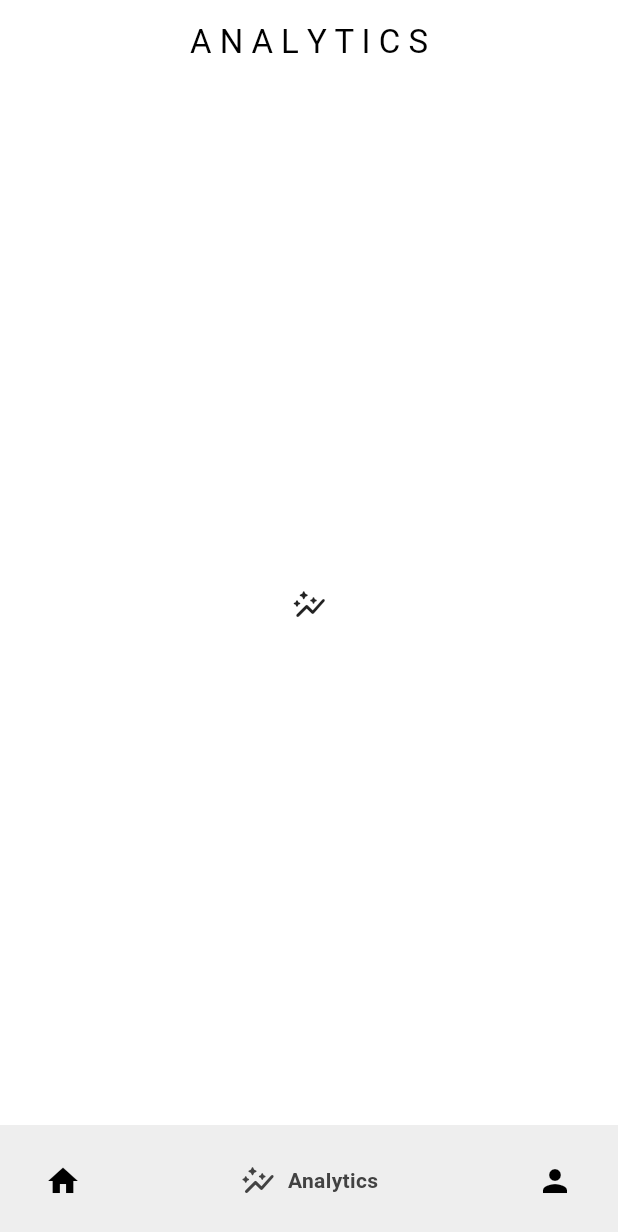
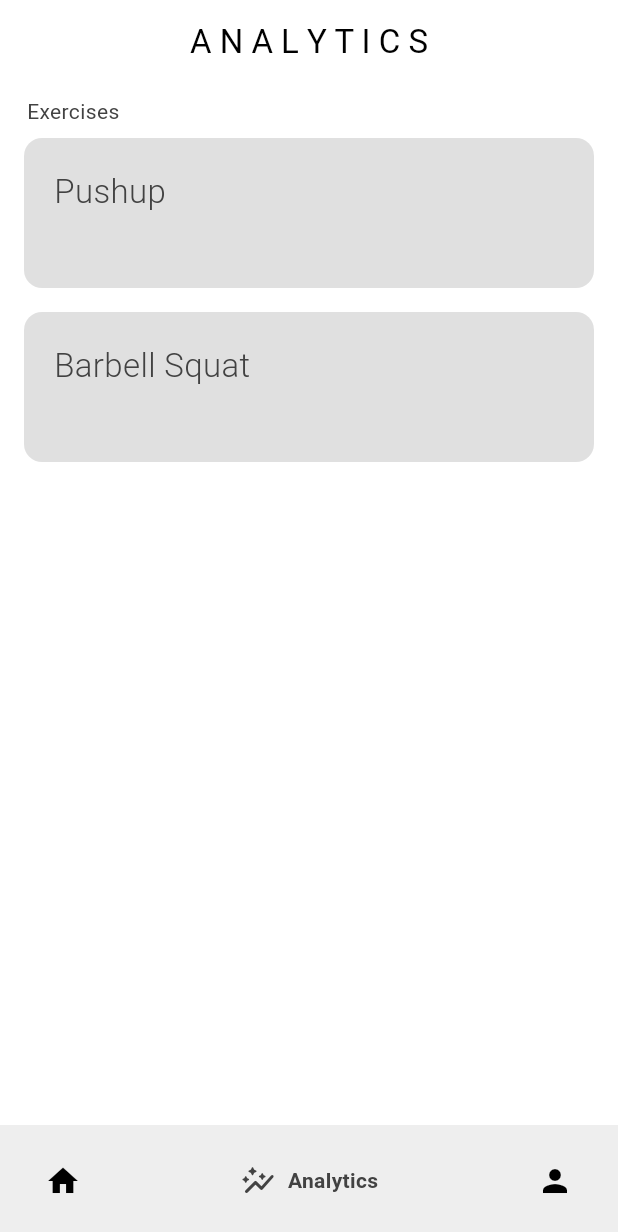
Before and after one commit to brandonxu360/simpleset_app, a Flutter app: the screen it shows after launch, item 2 of the bottom bar chosen, on a phone screen of 412 x 824 dp. Shown: the top 1232 px of the screen. Run offline on Flutter 3.47's test engine with Material 3 defaults, Android fonts, the phone set to English and light mode, and no system bars; drawn by our look-alikes of google_nav_bar.

Commit message:
started on analytics screen and reconfigured recent workouts listview to be horizontal scroll

```diff
--- /dev/null
+++ b/lib/components/exercise_analytic_tile.dart
@@ -0,0 +1,26 @@
+import 'package:flutter/material.dart';
+import 'package:simpleset_app/models/exercise_set.dart';
+
+class ExerciseAnalyticTile extends StatelessWidget {
+  // Name, total # sets, average reps, average weight
+  final MapEntry<String, List<ExerciseSet>> mapEntry;
+
+  const ExerciseAnalyticTile({super.key, required this.mapEntry});
+
+  @override
+  Widget build(BuildContext context) {
+    return Padding(
+      padding: const EdgeInsets.all(8.0),
+      child: Container(
+        padding: const EdgeInsets.all(20),
+        height: 100,
+        decoration: BoxDecoration(
+            color: Colors.black12, borderRadius: BorderRadius.circular(12)),
+        child: Column(crossAxisAlignment: CrossAxisAlignment.start, children: [
+          Text(mapEntry.key,
+              style: const TextStyle(fontSize: 22, fontWeight: FontWeight.w300))
+        ]),
+      ),
+    );
+  }
+}
--- /dev/null
+++ b/lib/data/exercise_map_provider.dart
@@ -0,0 +1,20 @@
+import 'package:flutter/material.dart';
+import 'package:simpleset_app/models/exercise_set.dart';
+
+class ExerciseMapProvider extends ChangeNotifier {
+  /*
+
+  EXERCISE DATA STRUCTURE
+
+  - The user's completed exercises and entire set history will be stored in a map (key: exercise name, value: list of exercise sets)
+  - Each exercise will have a name and a list of exercise sets (all exercise sets over time)
+  - The purpose of this data is to provide analytics per exercise
+
+  */
+
+  // Map of exercise history
+  Map<String, List<ExerciseSet>> exerciseHistory = {
+    'Pushup': [],
+    'Barbell Squat': []
+  };
+}
--- a/lib/data/workout_list_provider.dart
+++ b/lib/data/workout_list_provider.dart
@@ -1,6 +1,5 @@
 import 'package:flutter/material.dart';
 import 'package:simpleset_app/models/workout.dart';
-import 'package:simpleset_app/models/exercise.dart';
 
 class WorkoutListProvider extends ChangeNotifier {
   /*
@@ -8,7 +7,7 @@ class WorkoutListProvider extends ChangeNotifier {
   WORKOUT DATA STRUCTURE
 
   - The user's completed workouts will be stored in a list
-  - Each workout has a name and a list of exercises (refer to workout.dart/Workout class)
+  - Each workout has a name, date, and a list of exercises (refer to workout.dart/Workout class)
 
   */
 
@@ -16,12 +15,6 @@ class WorkoutListProvider extends ChangeNotifier {
   List<Workout> workoutList = [
     Workout(name: 'Push', date: '12/26/23', exercises: []),
     Workout(name: 'Pull', date: '12/27/23', exercises: [])
-  ];
-
-  // List of exercise history
-  List<Exercise> exerciseList = [
-    Exercise(name: 'Pushup', sets: []),
-    Exercise(name: 'Barbell Squat', sets: [])
   ];
 
   // METHODS
--- a/lib/main.dart
+++ b/lib/main.dart
@@ -1,5 +1,6 @@
 import 'package:flutter/material.dart';
 import 'package:provider/provider.dart';
+import 'package:simpleset_app/data/exercise_map_provider.dart';
 import 'package:simpleset_app/data/new_workout_provider.dart';
 import 'package:simpleset_app/data/workout_list_provider.dart';
 import 'package:simpleset_app/screens/app_wrapper.dart';
@@ -18,7 +19,10 @@ class MainApp extends StatelessWidget {
       providers: [
         ChangeNotifierProvider<WorkoutListProvider>(
             create: (context) => WorkoutListProvider()),
-        ChangeNotifierProvider(create: (context) => NewWorkoutProvider())
+        ChangeNotifierProvider<NewWorkoutProvider>(
+            create: (context) => NewWorkoutProvider()),
+        ChangeNotifierProvider<ExerciseMapProvider>(
+            create: (context) => ExerciseMapProvider())
       ],
       child: MaterialApp(
           debugShowCheckedModeBanner: false,
--- a/lib/screens/analytics_screen.dart
+++ b/lib/screens/analytics_screen.dart
@@ -1,10 +1,35 @@
 import 'package:flutter/material.dart';
+import 'package:provider/provider.dart';
+import 'package:simpleset_app/components/exercise_analytic_tile.dart';
+import 'package:simpleset_app/data/exercise_map_provider.dart';
+import 'package:simpleset_app/data/workout_list_provider.dart';
 
 class AnalyticsScreen extends StatelessWidget {
   const AnalyticsScreen({super.key});
 
   @override
   Widget build(BuildContext context) {
-    return const Center(child: Icon(Icons.auto_graph_rounded));
+    return Consumer2<WorkoutListProvider, ExerciseMapProvider>(
+      builder: (context, workoutListProvider, exerciseMapProvider, child) =>
+          Padding(
+        padding: const EdgeInsets.all(8.0),
+        child: Column(
+          crossAxisAlignment: CrossAxisAlignment.start,
+          children: [
+            const Padding(
+              padding: EdgeInsets.only(left: 10),
+              child: Text('Exercises'),
+            ),
+            Expanded(
+              child: ListView.builder(
+                  itemCount: exerciseMapProvider.exerciseHistory.length,
+                  itemBuilder: (context, index) => ExerciseAnalyticTile(
+                      mapEntry: exerciseMapProvider.exerciseHistory.entries
+                          .elementAt(index))),
+            )
+          ],
+        ),
+      ),
+    );
   }
 }
--- a/pubspec.yaml
+++ b/pubspec.yaml
@@ -32,7 +32,6 @@ dependencies:
     sdk: flutter
   provider:
   google_nav_bar:
-  flutter_slidable:
 
 
   # The following adds the Cupertino Icons font to your application.
```
Also changed, not shown: lib/components/wokout_tile.dart (deleted, +0 -55 lines), lib/components/workout_tile.dart (added, +41 -0 lines), lib/screens/add_exercise_sets_screen.dart (+5 -2 lines), lib/screens/create_exercise_screen.dart (+10 -6 lines), lib/screens/home_screen.dart (+27 -9 lines), lib/screens/workout_screen.dart (+5 -3 lines), pubspec.lock.
